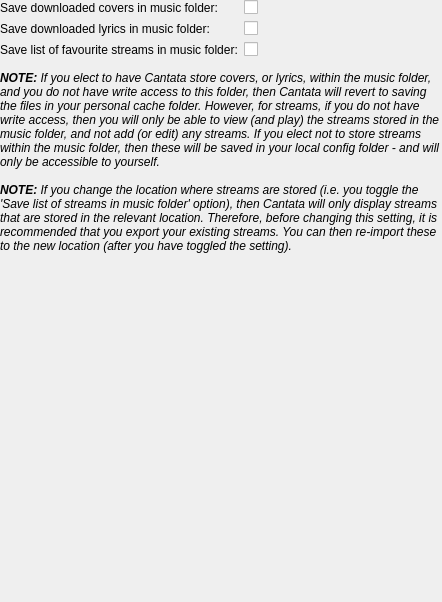
Old version of the form gui/filesettings.ui in the repository polpo/cantata-mac.
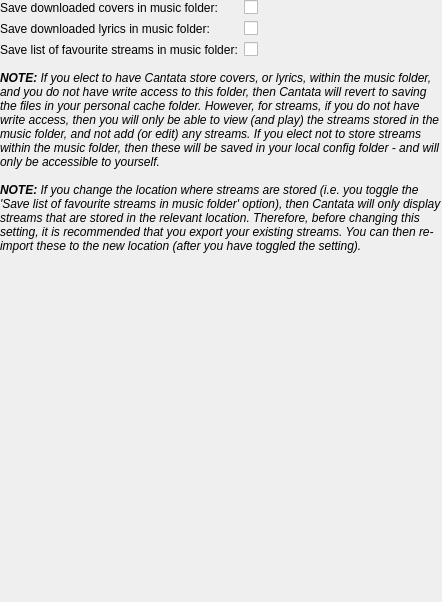
New version of the form. Custom widgets are drawn as their Qt base class.

The edit to the form file:
```diff
--- a/gui/filesettings.ui
+++ b/gui/filesettings.ui
@@ -125,7 +125,7 @@
       </sizepolicy>
      </property>
      <property name="text">
-      <string>&lt;i&gt;&lt;b&gt;NOTE:&lt;/b&gt; If you change the location where streams are stored (i.e. you toggle the 'Save list of streams in music folder' option), then Cantata will only display streams that are stored in the relevant location. Therefore, before changing this setting, it is recommended that you export your existing streams. You can then re-import these to the new location (after you have toggled the setting).&lt;/i&gt;</string>
+      <string>&lt;i&gt;&lt;b&gt;NOTE:&lt;/b&gt; If you change the location where streams are stored (i.e. you toggle the 'Save list of favourite streams in music folder' option), then Cantata will only display streams that are stored in the relevant location. Therefore, before changing this setting, it is recommended that you export your existing streams. You can then re-import these to the new location (after you have toggled the setting).&lt;/i&gt;</string>
      </property>
      <property name="alignment">
       <set>Qt::AlignLeading|Qt::AlignLeft|Qt::AlignTop</set>
```
